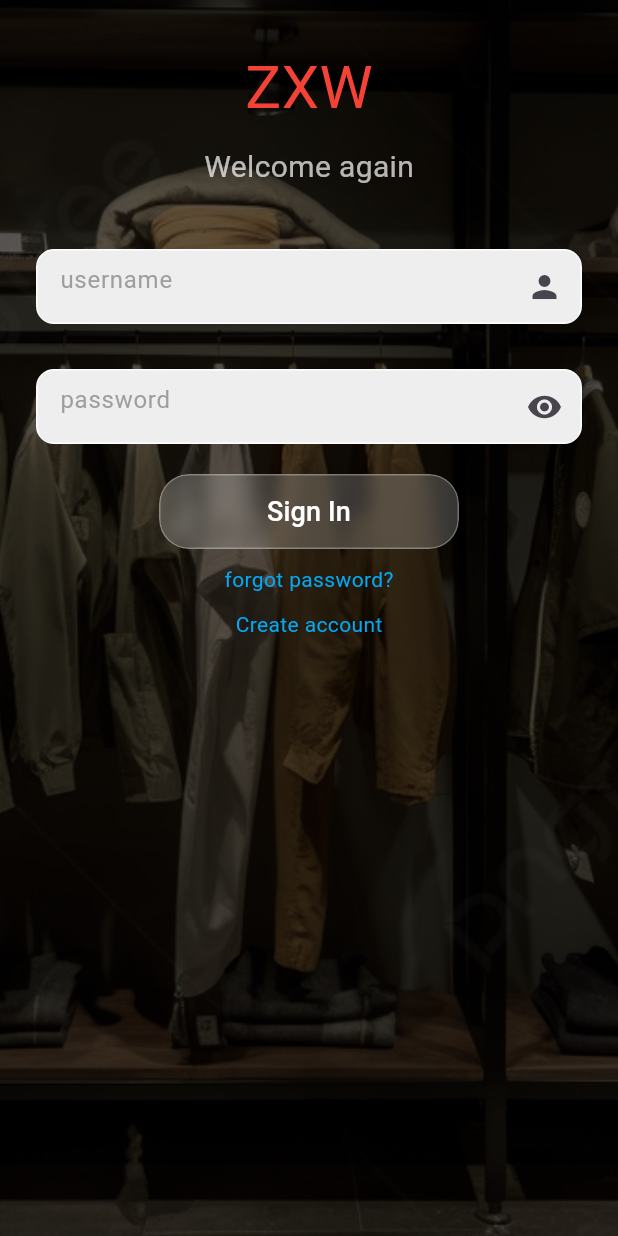
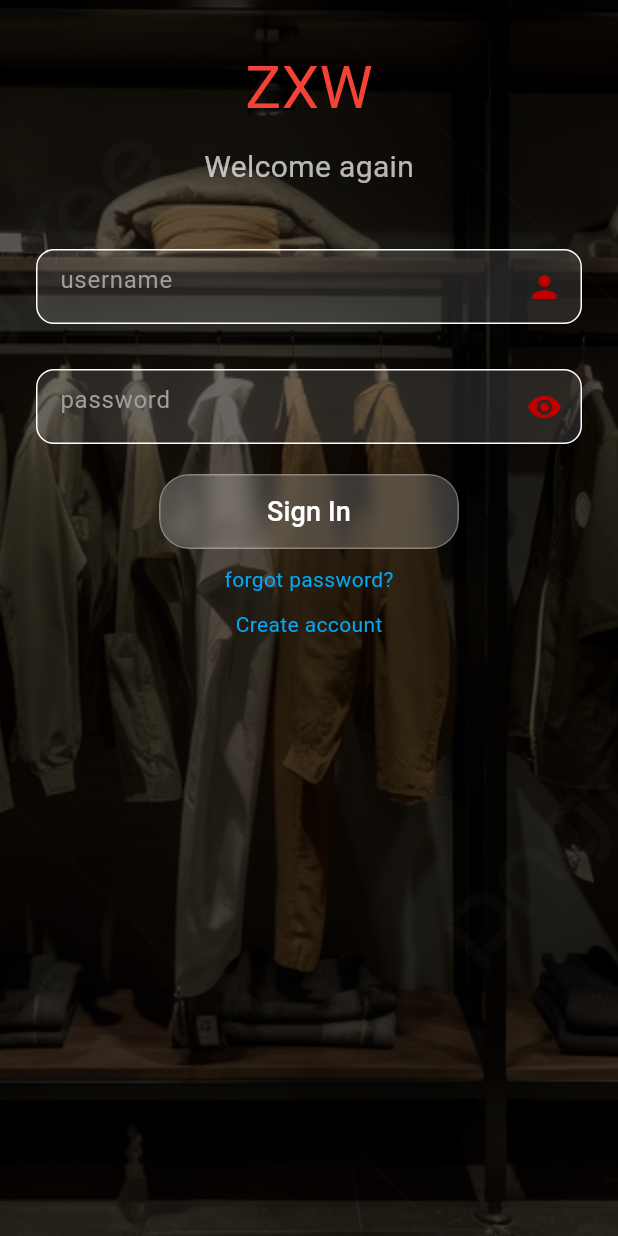
Before and after one commit to Yash05080/ZXW-, a Flutter app: the screen it shows after launch, on a phone screen of 412 x 824 dp. Run offline on Flutter 3.47's test engine with Material 3 defaults, Android fonts, the phone set to English and light mode, and no system bars; our stand-ins replace firebase_core, hexcolor, introduction_screen; accounts and stored records are empty.

Commit message:
login page ui finalised

```diff
--- a/lib/screens/loginPage/loginPage.dart
+++ b/lib/screens/loginPage/loginPage.dart
@@ -64,15 +64,20 @@ class _LoginPageState extends State<LoginPage> {
             padding: const EdgeInsets.symmetric(horizontal: 24),
             child: Container(
                 decoration: BoxDecoration(
-                  color: Colors.grey[200],
+                  color: Colors.white12,
                   border: Border.all(color: Colors.white),
                   borderRadius: BorderRadius.circular(12),
                 ),
                 child: Padding(
                   padding: const EdgeInsets.only(left: 15.0),
                   child: TextField(
+                    style: TextStyle(color: HexColor("FFD078")),
+                    cursorColor: HexColor("FFD078"),
                     decoration: InputDecoration(
-                        suffixIcon: Icon(Icons.person),
+                        suffixIcon: Icon(
+                          Icons.person,
+                          color: HexColor("C00000"),
+                        ),
                         hintText: "username",
                         hintStyle: TextStyle(color: Colors.grey),
                         border: InputBorder.none),
@@ -89,13 +94,16 @@ class _LoginPageState extends State<LoginPage> {
             padding: const EdgeInsets.symmetric(horizontal: 24),
             child: Container(
                 decoration: BoxDecoration(
-                  color: Colors.grey[200],
+                  color: Colors.white12,
                   border: Border.all(color: Colors.white),
                   borderRadius: BorderRadius.circular(12),
                 ),
                 child: Padding(
                   padding: const EdgeInsets.only(left: 15.0),
                   child: TextField(
+                    style: TextStyle(color: HexColor("FFD078")),
+                    cursorColor: HexColor("FFD078"),
+                    cursorErrorColor: Colors.red,
                     obscureText: _obscureText,
                     decoration: InputDecoration(
                       hintText: "password",
@@ -106,6 +114,7 @@ class _LoginPageState extends State<LoginPage> {
                           _obscureText
                               ? Icons.visibility
                               : Icons.visibility_off,
+                          color: HexColor("C00000"),
                         ),
                         onPressed: _toggleVisibility,
                       ),
```
